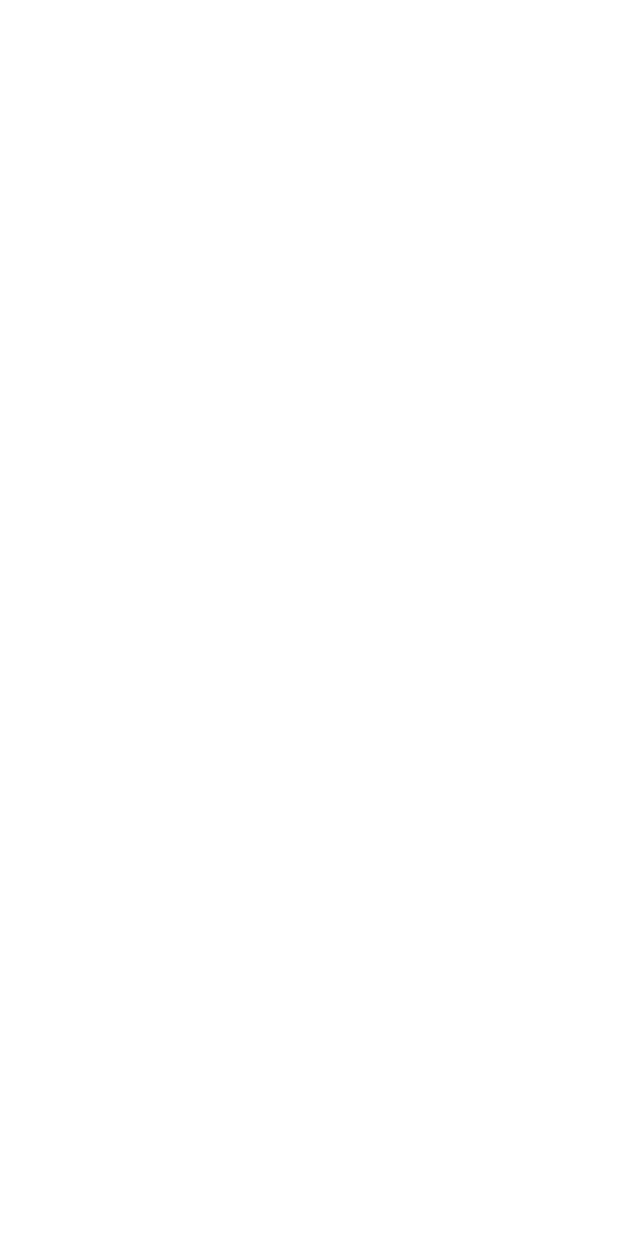
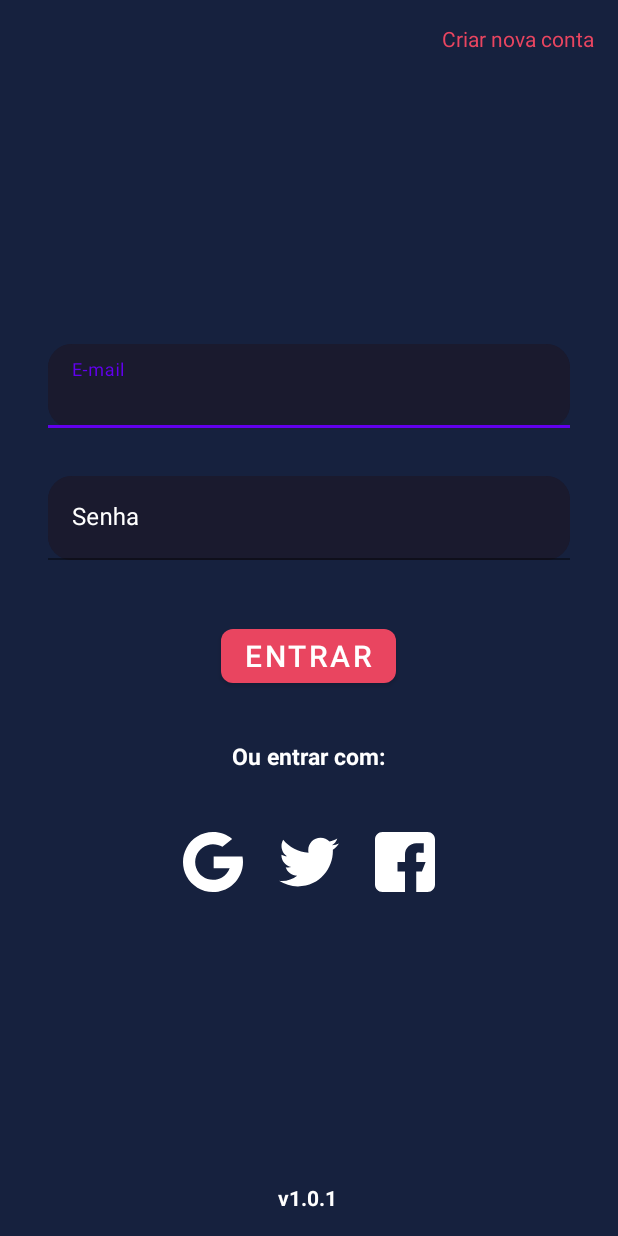
Before and after one commit to lucasomac/PlayMovieApp, an Android app: the screen it shows after launch (LoginActivity), on a phone screen of 412 x 824 dp. Before the commit the screen is empty. Run offline under Robolectric (Android 15) with nearby library versions, the phone set to English and light mode, and no system bars.

Commit message:
Finalização da tela de login com a estilização dos inputText

```diff
--- /dev/null
+++ b/app/src/main/res/drawable/ic_facebook.xml
@@ -0,0 +1,9 @@
+<vector xmlns:android="http://schemas.android.com/apk/res/android"
+    android:width="32dp"
+    android:height="32dp"
+    android:viewportWidth="32"
+    android:viewportHeight="32">
+  <path
+      android:pathData="M27,16L25,21H22V32H28C30.2053,32 32,30.2053 32,28V4C32,1.7933 30.2053,0 28,0H4C1.7933,0 0,1.7933 0,4V28C0,30.2053 1.7933,32 4,32H16V21H12V16H16V12C16,8.6853 18.6853,6 22,6H26V11H24C22.896,11 22,10.896 22,12V16H27Z"
+      android:fillColor="#ffffff"/>
+</vector>
--- /dev/null
+++ b/app/src/main/res/drawable/ic_google.xml
@@ -0,0 +1,18 @@
+<vector xmlns:android="http://schemas.android.com/apk/res/android"
+    android:width="32dp"
+    android:height="32dp"
+    android:viewportWidth="32"
+    android:viewportHeight="32">
+  <path
+      android:pathData="M7.0919,19.338L5.978,23.4963L1.9068,23.5824C0.6901,21.3257 0,18.7438 0,16C0,13.3468 0.6453,10.8448 1.789,8.6418H1.7899L5.4144,9.3062L7.0021,12.909C6.6698,13.8778 6.4887,14.9178 6.4887,16C6.4888,17.1745 6.7016,18.2998 7.0919,19.338Z"
+      android:fillColor="#ffffff"/>
+  <path
+      android:pathData="M31.7204,13.011C31.9042,13.9789 32,14.9784 32,16C32,17.1455 31.8796,18.2629 31.6501,19.3407C30.8712,23.0084 28.8361,26.211 26.0167,28.4774L26.0159,28.4765L21.4506,28.2436L20.8045,24.2101C22.6752,23.113 24.1372,21.3961 24.9074,19.3407H16.3517V13.011H25.0322H31.7204Z"
+      android:fillColor="#ffffff"/>
+  <path
+      android:pathData="M26.0158,28.4765L26.0167,28.4774C23.2747,30.6813 19.7916,32 16,32C9.9068,32 4.6092,28.5943 1.9068,23.5824L7.0919,19.3381C8.4431,22.9442 11.9217,25.5112 16,25.5112C17.7529,25.5112 19.3952,25.0374 20.8044,24.2101L26.0158,28.4765Z"
+      android:fillColor="#ffffff"/>
+  <path
+      android:pathData="M26.2128,3.6835L21.0294,7.927C19.571,7.0154 17.847,6.4887 16,6.4887C11.8294,6.4887 8.2857,9.1736 7.0022,12.909L1.7899,8.6418H1.789C4.4519,3.5077 9.8162,0 16,0C19.8822,0 23.4418,1.3829 26.2128,3.6835Z"
+      android:fillColor="#ffffff"/>
+</vector>
--- /dev/null
+++ b/app/src/main/res/drawable/ic_twitter.xml
@@ -0,0 +1,13 @@
+<vector xmlns:android="http://schemas.android.com/apk/res/android"
+    android:width="38dp"
+    android:height="38dp"
+    android:viewportWidth="38"
+    android:viewportHeight="38">
+  <group>
+    <clip-path
+        android:pathData="M0,0h38v38h-38z"/>
+    <path
+        android:pathData="M38,7.2176C36.5869,7.8375 35.0811,8.2484 33.5112,8.4479C35.1262,7.4836 36.3589,5.9684 36.9384,4.142C35.4326,5.0398 33.7701,5.6739 31.9984,6.0278C30.5686,4.5054 28.5309,3.5625 26.3079,3.5625C21.9949,3.5625 18.5226,7.0633 18.5226,11.3549C18.5226,11.9724 18.5749,12.5661 18.7031,13.1314C12.2265,12.8155 6.4956,9.7114 2.6458,4.9827C1.9736,6.1489 1.5794,7.4836 1.5794,8.9205C1.5794,11.6185 2.9688,14.0101 5.0398,15.3947C3.7881,15.371 2.5603,15.0076 1.52,14.4353C1.52,14.459 1.52,14.4899 1.52,14.5208C1.52,18.3065 4.2204,21.451 7.7615,22.1754C7.1274,22.3487 6.4363,22.4319 5.719,22.4319C5.2203,22.4319 4.7168,22.4034 4.2441,22.2989C5.2535,25.384 8.1178,27.6521 11.5235,27.7257C8.873,29.7991 5.5076,31.0484 1.8644,31.0484C1.2255,31.0484 0.6127,31.0199 0,30.9415C3.4509,33.1669 7.5406,34.4375 11.951,34.4375C26.2865,34.4375 34.124,22.5625 34.124,12.2692C34.124,11.9249 34.1121,11.5924 34.0955,11.2623C35.6416,10.165 36.9408,8.7946 38,7.2176Z"
+        android:fillColor="#ffffff"/>
+  </group>
+</vector>
--- /dev/null
+++ b/app/src/main/res/drawable/round_button.xml
@@ -0,0 +1,10 @@
+<?xml version="1.0" encoding="UTF-8"?>
+<shape xmlns:android="http://schemas.android.com/apk/res/android">
+    <solid android:color="@color/secondary" />
+    <corners android:radius="16dp" />
+    <padding
+        android:bottom="0dp"
+        android:left="0dp"
+        android:right="0dp"
+        android:top="0dp" />
+</shape>
--- /dev/null
+++ b/app/src/main/res/drawable/round_input_text.xml
@@ -0,0 +1,10 @@
+<?xml version="1.0" encoding="UTF-8"?>
+<shape xmlns:android="http://schemas.android.com/apk/res/android">
+    <solid android:color="@color/background_card_filme" />
+    <corners android:radius="16dp" />
+    <padding
+        android:bottom="0dp"
+        android:left="0dp"
+        android:right="0dp"
+        android:top="0dp" />
+</shape>
--- a/app/src/main/res/layout/activity_login.xml
+++ b/app/src/main/res/layout/activity_login.xml
@@ -4,6 +4,39 @@
     xmlns:tools="http://schemas.android.com/tools"
     android:layout_width="match_parent"
     android:layout_height="match_parent"
+    android:background="@color/primary"
     tools:context=".LoginActivity">
 
+    <include
+        layout="@layout/form_login"
+        android:layout_width="match_parent"
+        android:layout_height="wrap_content"
+        app:layout_constraintBottom_toBottomOf="parent"
+        app:layout_constraintEnd_toEndOf="parent"
+        app:layout_constraintStart_toStartOf="parent"
+        app:layout_constraintTop_toTopOf="parent" />
+
+    <TextView
+        android:id="@+id/textView"
+        android:layout_width="wrap_content"
+        android:layout_height="wrap_content"
+        android:layout_marginTop="16dp"
+        android:layout_marginEnd="16dp"
+        android:text="@string/criar_nova_conta"
+        android:textColor="@color/secondary"
+        app:layout_constraintEnd_toEndOf="parent"
+        app:layout_constraintTop_toTopOf="parent" />
+
+    <TextView
+        android:id="@+id/textView2"
+        android:layout_width="wrap_content"
+        android:layout_height="wrap_content"
+        android:layout_marginBottom="16dp"
+        android:text="@string/varsao"
+        android:textColor="@color/white"
+        android:textStyle="bold"
+        app:layout_constraintBottom_toBottomOf="parent"
+        app:layout_constraintEnd_toEndOf="parent"
+        app:layout_constraintHorizontal_bias="0.498"
+        app:layout_constraintStart_toStartOf="parent" />
 </androidx.constraintlayout.widget.ConstraintLayout>
--- /dev/null
+++ b/app/src/main/res/layout/form_login.xml
@@ -0,0 +1,107 @@
+<?xml version="1.0" encoding="utf-8"?>
+<LinearLayout xmlns:android="http://schemas.android.com/apk/res/android"
+    xmlns:app="http://schemas.android.com/apk/res-auto"
+    android:layout_width="match_parent"
+    android:layout_height="wrap_content"
+    android:orientation="vertical"
+    android:padding="32dp">
+
+    <com.google.android.material.textfield.TextInputLayout
+        android:layout_width="match_parent"
+        android:layout_height="wrap_content"
+        android:background="@drawable/round_input_text"
+        android:textColorHint="@color/white"
+        app:boxCornerRadiusBottomEnd="16dp"
+        app:boxCornerRadiusBottomStart="16dp"
+        app:boxCornerRadiusTopEnd="16dp"
+        app:boxCornerRadiusTopStart="16dp">
+
+        <com.google.android.material.textfield.TextInputEditText
+            android:id="@+id/edUserName"
+            android:layout_width="match_parent"
+            android:layout_height="wrap_content"
+            android:background="@drawable/round_input_text"
+            android:hint="@string/email" />
+    </com.google.android.material.textfield.TextInputLayout>
+
+    <com.google.android.material.textfield.TextInputLayout
+        android:layout_width="match_parent"
+        android:layout_height="wrap_content"
+        android:background="@drawable/round_input_text"
+        android:layout_marginTop="32dp"
+        android:textColorHint="@color/white"
+        app:boxCornerRadiusBottomEnd="16dp"
+        app:boxCornerRadiusBottomStart="16dp"
+        app:boxCornerRadiusTopEnd="16dp"
+        app:boxCornerRadiusTopStart="16dp">
+
+        <com.google.android.material.textfield.TextInputEditText
+            android:id="@+id/edPassword"
+            android:layout_width="match_parent"
+            android:layout_height="wrap_content"
+            android:background="@drawable/round_input_text"
+            android:hint="@string/senha"
+            android:inputType="textPassword" />
+    </com.google.android.material.textfield.TextInputLayout>
+
+    <com.google.android.material.button.MaterialButton
+        android:id="@+id/btnLogin"
+        android:layout_width="wrap_content"
+        android:layout_height="wrap_content"
+        android:layout_gravity="center"
+        android:layout_marginTop="40dp"
+        android:text="@string/entrar"
+        android:textColor="@color/white"
+        android:textSize="20sp"
+        app:cornerRadius="8dp"
+        app:backgroundTint="@color/secondary" />
+
+    <LinearLayout
+        android:layout_width="match_parent"
+        android:layout_height="wrap_content"
+        android:gravity="center"
+        android:orientation="vertical">
+
+        <TextView
+            android:id="@+id/tvCadastrar"
+            android:layout_width="wrap_content"
+            android:layout_height="wrap_content"
+            android:layout_marginTop="32dp"
+            android:text="@string/tv_info"
+            android:textColor="@color/white"
+            android:textSize="15sp"
+            android:textStyle="bold" />
+
+    </LinearLayout>
+
+    <LinearLayout
+        android:layout_width="match_parent"
+        android:layout_height="wrap_content"
+        android:layout_marginTop="40dp"
+        android:gravity="center"
+        android:orientation="horizontal">
+
+        <ImageView
+            android:id="@+id/imageViewGoogle"
+            android:layout_width="40dp"
+            android:layout_height="40dp"
+            android:layout_marginEnd="24dp"
+            android:contentDescription="@string/google"
+            android:src="@drawable/ic_google" />
+
+        <ImageView
+            android:id="@+id/imageFace"
+            android:layout_width="40dp"
+            android:layout_height="40dp"
+            android:contentDescription="@string/twitter"
+            android:src="@drawable/ic_twitter" />
+
+        <ImageView
+            android:id="@+id/imageViewInsta"
+            android:layout_width="40dp"
+            android:layout_height="40dp"
+            android:layout_marginStart="24dp"
+            android:contentDescription="@string/facebook"
+            android:src="@drawable/ic_facebook" />
+    </LinearLayout>
+</LinearLayout>
--- a/app/src/main/res/values/strings.xml
+++ b/app/src/main/res/values/strings.xml
@@ -1,3 +1,12 @@
 <resources>
     <string name="app_name">PlayMovieApp</string>
+    <string name="email">E-mail</string>
+    <string name="senha">Senha</string>
+    <string name="entrar">Entrar</string>
+    <string name="tv_info">Ou entrar com:</string>
+    <string name="facebook">facebook</string>
+    <string name="twitter">twitter</string>
+    <string name="google">google</string>
+    <string name="criar_nova_conta">Criar nova conta</string>
+    <string name="varsao">v1.0.1</string>
 </resources>
```
